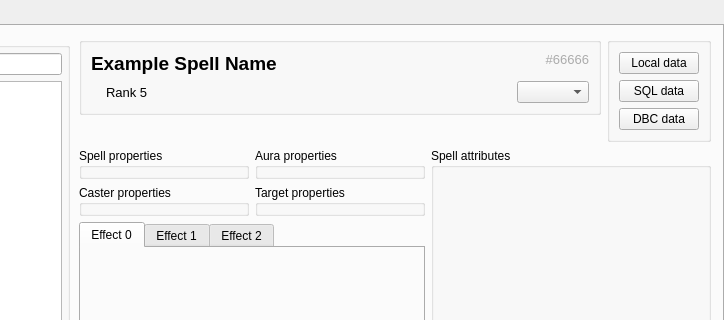
Qt form src/dbedit/UI/MainWindow.ui (mehdi59200/TrinityCore) before a commit; both pictures show x 206 to 930 and y 0 to 320 of the 930 by 759 pixel window.
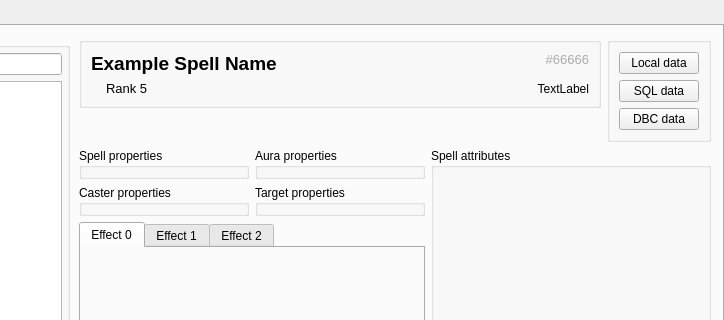
The same form after that commit. Custom widgets are drawn as their Qt base class.

Commit message:
A whole bunch of logic related to fuzzy finding. Now centrally unified, with label searching and integral operators.
Try something like id:&1 when searching for spells to find only odd IDs.

```diff
--- a/src/dbedit/UI/MainWindow.ui
+++ b/src/dbedit/UI/MainWindow.ui
@@ -186,18 +186,12 @@
                </widget>
               </item>
               <item row="1" column="1">
-               <widget class="QComboBox" name="_spellFamily">
-                <property name="sizePolicy">
-                 <sizepolicy hsizetype="Fixed" vsizetype="Fixed">
-                  <horstretch>0</horstretch>
-                  <verstretch>0</verstretch>
-                 </sizepolicy>
+               <widget class="SpellFamilyDropdown" name="_spellFamily">
+                <property name="text">
+                 <string>TextLabel</string>
                 </property>
-                <property name="layoutDirection">
-                 <enum>Qt::LeftToRight</enum>
-                </property>
-                <property name="frame">
-                 <bool>true</bool>
+                <property name="alignment">
+                 <set>Qt::AlignRight|Qt::AlignTrailing|Qt::AlignVCenter</set>
                 </property>
                </widget>
               </item>
@@ -426,6 +420,11 @@
    <header>SpellAttributesOverview.h</header>
    <container>1</container>
   </customwidget>
+  <customwidget>
+   <class>SpellFamilyDropdown</class>
+   <extends>QLabel</extends>
+   <header>SearchableDropdown.h</header>
+  </customwidget>
  </customwidgets>
  <resources/>
  <connections/>
```
The commit also changes 11 other files.
